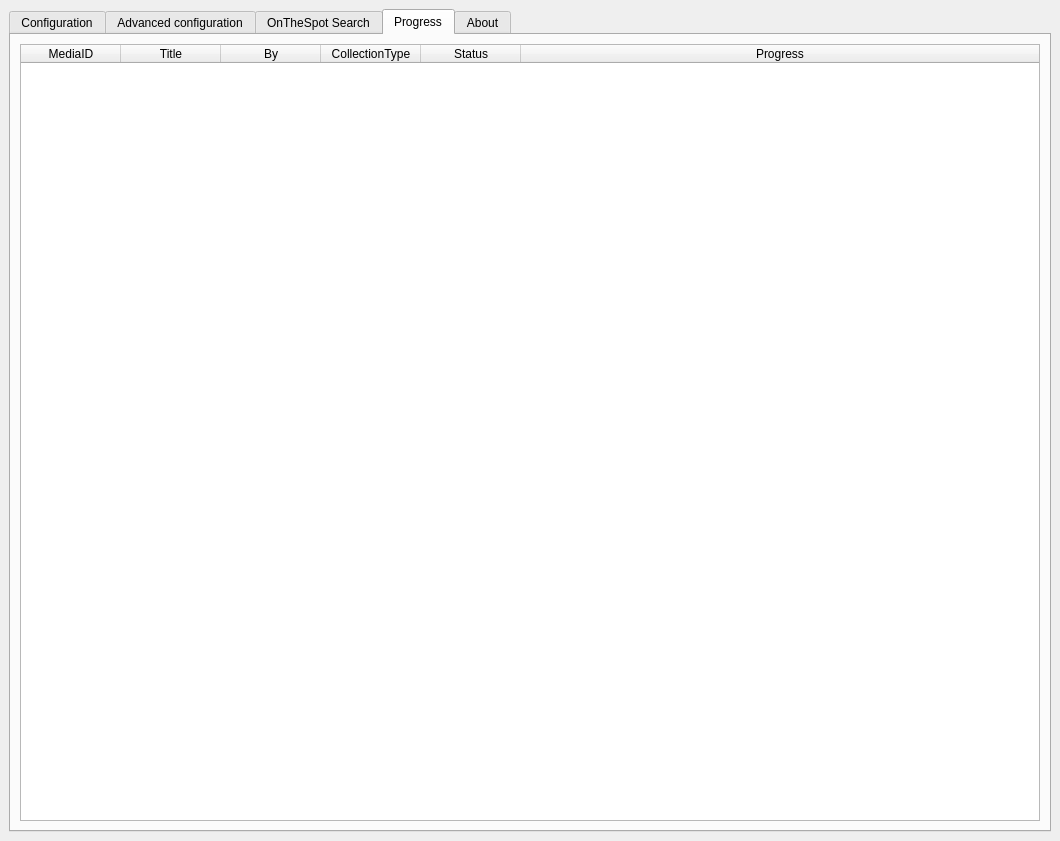
Qt form ui/main.ui (moddroid94/onthespot) before a commit.
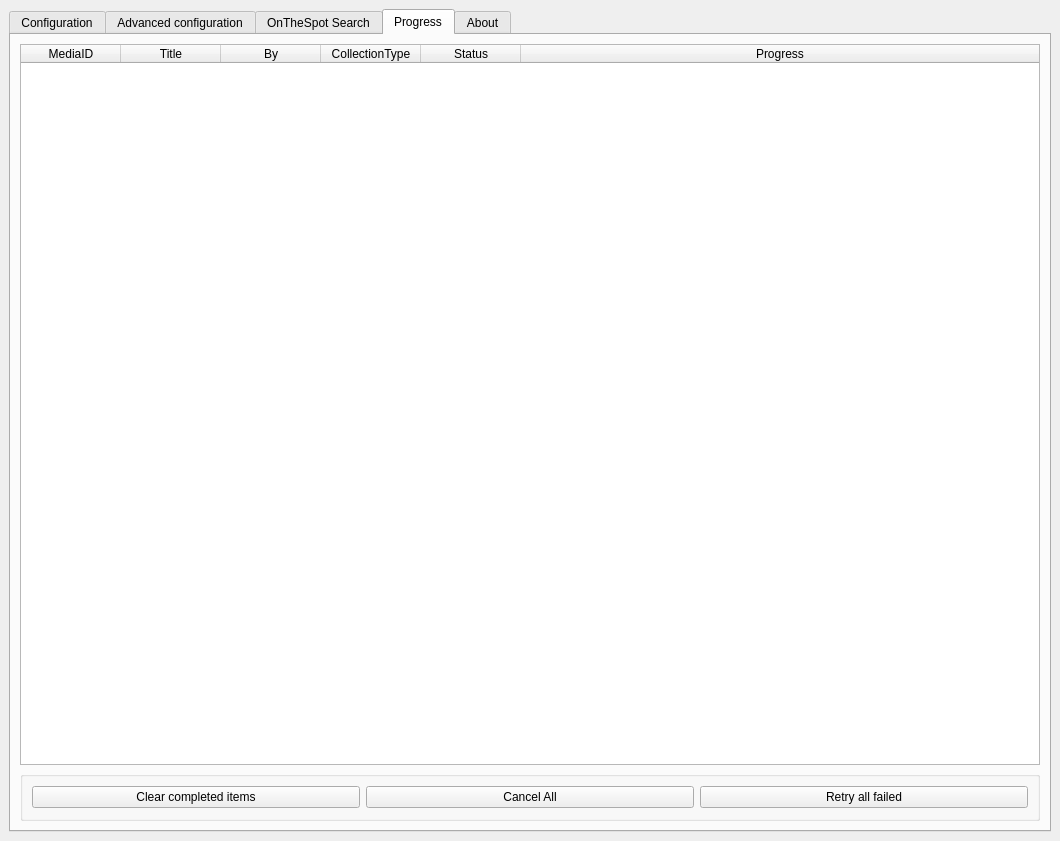
The same form after that commit. The open tabs and pages were chosen to show the change.

Commit message:
Fix removed accounts showing up in table if new account is added.
Fix removed accounts showing up in table if new account is added.
Add some new UI buttons !

What changed in the file:
```diff
--- a/ui/main.ui
+++ b/ui/main.ui
@@ -1095,6 +1095,45 @@
           </column>
          </widget>
         </item>
+        <item>
+         <widget class="QGroupBox" name="groupBox_29">
+          <property name="minimumSize">
+           <size>
+            <width>0</width>
+            <height>50</height>
+           </size>
+          </property>
+          <property name="title">
+           <string/>
+          </property>
+          <property name="flat">
+           <bool>true</bool>
+          </property>
+          <layout class="QHBoxLayout" name="horizontalLayout_27">
+           <item>
+            <widget class="QPushButton" name="pushButton_3">
+             <property name="text">
+              <string>Clear completed items</string>
+             </property>
+            </widget>
+           </item>
+           <item>
+            <widget class="QPushButton" name="pushButton">
+             <property name="text">
+              <string>Cancel All</string>
+             </property>
+            </widget>
+           </item>
+           <item>
+            <widget class="QPushButton" name="pushButton_2">
+             <property name="text">
+              <string>Retry all failed</string>
+             </property>
+            </widget>
+           </item>
+          </layout>
+         </widget>
+        </item>
        </layout>
       </widget>
       <widget class="QWidget" name="tab">
```
The commit also changes 1 other file.
